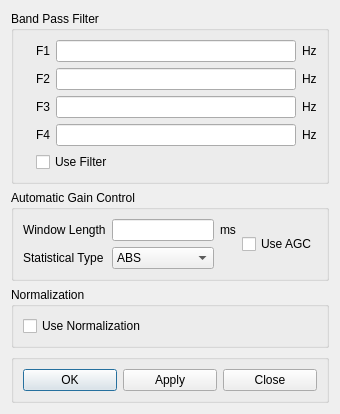
First picture: the form in SeiSeeMp/procparmdialog.ui, repository wangweiwei104/SeiSee, before the edit.
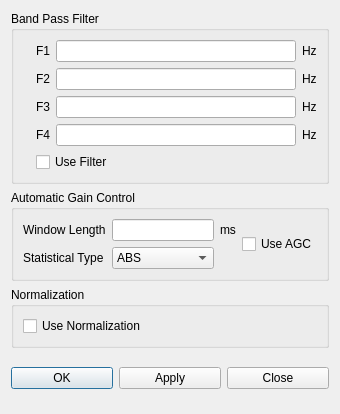
Second picture: the form after the edit. Custom widgets are drawn as their Qt base class.

Patch:
```diff
--- a/SeiSeeMp/procparmdialog.ui
+++ b/SeiSeeMp/procparmdialog.ui
@@ -240,11 +240,20 @@
     </widget>
    </item>
    <item>
-    <widget class="QGroupBox" name="groupBox_3">
-     <property name="title">
-      <string/>
-     </property>
+    <widget class="QFrame" name="frame_3">
      <layout class="QVBoxLayout" name="verticalLayout_3">
+      <property name="leftMargin">
+       <number>0</number>
+      </property>
+      <property name="topMargin">
+       <number>0</number>
+      </property>
+      <property name="rightMargin">
+       <number>0</number>
+      </property>
+      <property name="bottomMargin">
+       <number>0</number>
+      </property>
       <item>
        <layout class="QHBoxLayout" name="horizontalLayout_7">
         <item>
@@ -285,10 +294,5 @@
    <extends>QCheckBox</extends>
    <header>customcontrols.h</header>
   </customwidget>
-  <customwidget>
-   <class>CustomRadioButton</class>
-   <extends>QRadioButton</extends>
-   <header>customcontrols.h</header>
-  </customwidget>
  </customwidgets>
 </ui>
```
Left out of the diff: 8 changed lines with no effect on the pictures.
